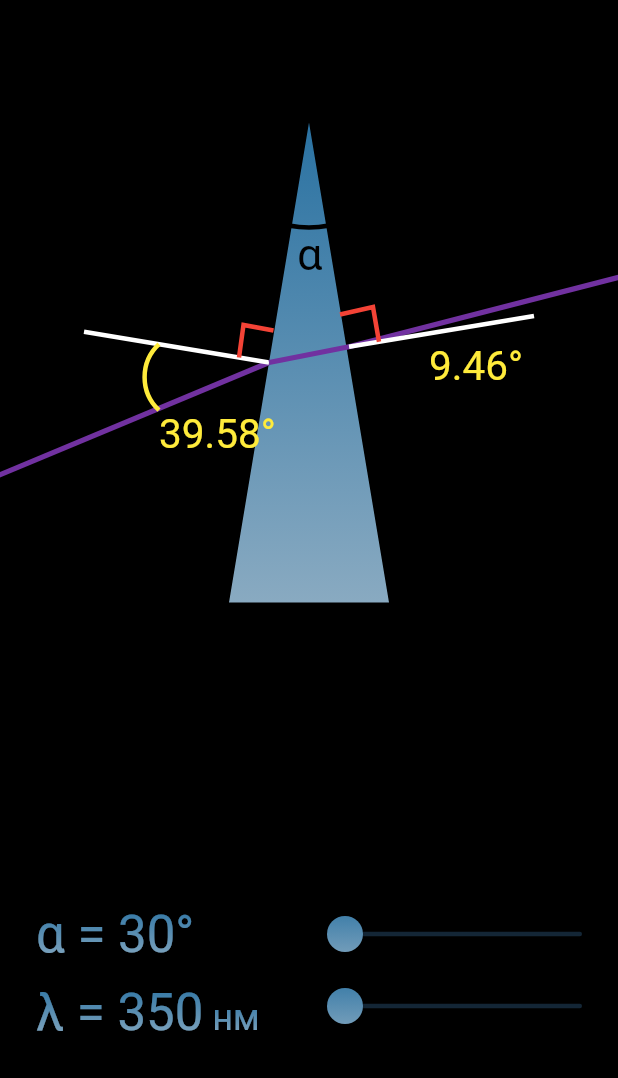
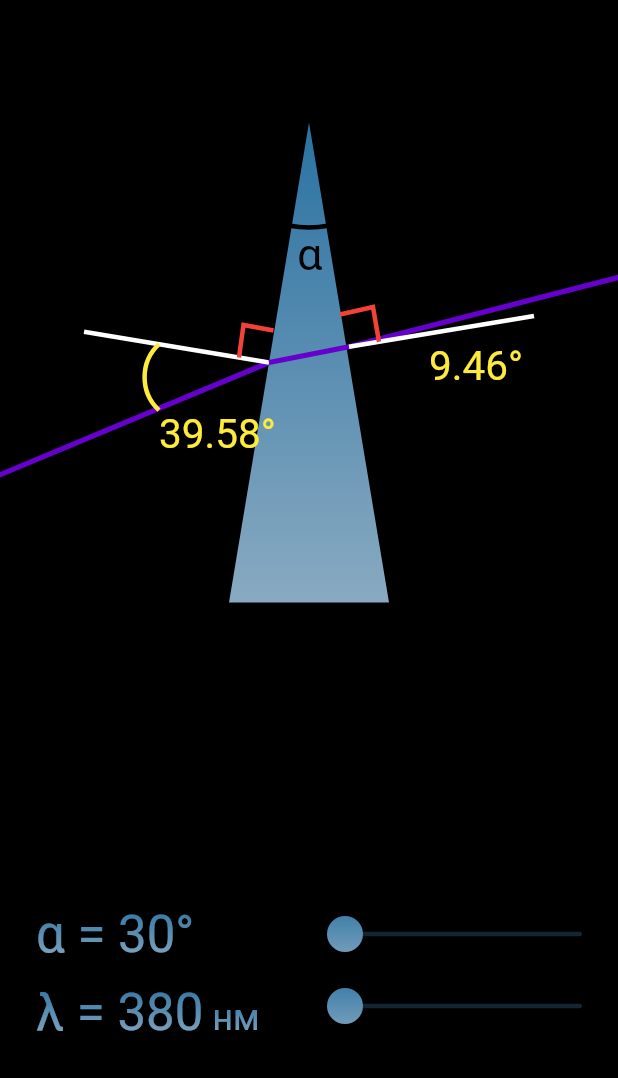
Before and after one commit to Fehty/dispersion, a Flutter app: the LeftMenu widget shown alone on an empty page, opened directly, after a tap on "Monochromatic", on a phone screen of 412 x 824 dp, the part 158-1236 px from its top. Run offline on Flutter 3.47's test engine with Material 2 defaults, Android fonts, the phone set to English and light mode, and no system bars; our stand-ins replace flutter_inner_drawer.

```diff
--- /dev/null
+++ b/lib/about_page.dart
@@ -0,0 +1,15 @@
+import 'package:flutter/material.dart';
+
+class AboutPage extends StatefulWidget {
+  AboutPage({Key key}) : super(key: key);
+
+  @override
+  _AboutPageState createState() => _AboutPageState();
+}
+
+class _AboutPageState extends State<AboutPage> {
+  @override
+  Widget build(BuildContext context) {
+    return Container();
+  }
+}
--- a/lib/mono_light_page.dart
+++ b/lib/mono_light_page.dart
@@ -11,7 +11,7 @@ class MonoLightPage extends StatefulWidget {
 
 class _MonoLightPageState extends State<MonoLightPage> {
   double waveSliderValue = 0.0;
-  int waveValue = 350;
+  int waveValue = 380;
 
   double angleSliderValue = 0.0;
   int angleValue = 30;
@@ -21,8 +21,8 @@ class _MonoLightPageState extends State<MonoLightPage> {
     return Scaffold(
       backgroundColor: Colors.black,
       body: SingleChildScrollView(
-            physics: BouncingScrollPhysics(),
-            padding: const EdgeInsets.all(0),
+          physics: BouncingScrollPhysics(),
+          padding: const EdgeInsets.all(0),
             child: SizedBox(
                 width: MediaQuery
                     .of(context)
@@ -122,8 +122,8 @@ class _MonoLightPageState extends State<MonoLightPage> {
                                               setState(() {
                                                 waveSliderValue = value;
                                                 waveValue =
-                                                    (410 * waveSliderValue +
-                                                        350)
+                                                    (380 * waveSliderValue +
+                                                        380)
                                                         .toInt();
                                               });
                                             }))))
@@ -174,28 +174,25 @@ class MyPainter extends CustomPainter {
     mainLinePaint
       ..style = PaintingStyle.stroke
       ..strokeWidth = 3.5
-      ..color = waveValue > 640 || waveValue == 640
+      ..color = waveValue > 625 || waveValue == 625
           ? Colors.red
-          : waveValue < 640 && waveValue > 600 || waveValue == 600
+          : waveValue < 625 && waveValue > 590 || waveValue == 590
           ? Colors.orange
-              : waveValue < 600 && waveValue > 590 || waveValue == 590
-                  ? Colors.yellow
-                  : waveValue < 590 && waveValue > 485 || waveValue == 485
-                      ? Colors.lightGreen
-                      : waveValue < 485 && waveValue > 465 || waveValue == 465
-                          ? Colors.cyanAccent
-                          : waveValue < 465 && waveValue > 420 ||
-                                  waveValue == 420
-                              ? Colors.blue
-          : waveValue < 420 && waveValue > 385 ||
-          waveValue == 385
-          ? Color.fromRGBO(0, 13, 255, 1)
-          : waveValue < 385 && waveValue > 370 ||
-          waveValue == 370
-          ? Color.fromRGBO(82, 0, 255, 1)
-          : waveValue < 370 && waveValue > 345 ||
-          waveValue == 345
-          ? Color.fromRGBO(113, 49, 160, 1)
+          : waveValue < 590 && waveValue > 565 || waveValue == 565
+          ? Colors.yellow
+          : waveValue < 565 && waveValue > 540 || waveValue == 540
+          ? Colors.lightGreen
+          : waveValue < 540 && waveValue > 500 || waveValue == 500
+          ? Colors.green
+          : waveValue < 500 && waveValue > 485 ||
+          waveValue == 485
+          ? Colors.blue
+          : waveValue < 485 && waveValue > 440 ||
+          waveValue == 440
+          ? Color.fromRGBO(0, 0, 240, 1)
+          : waveValue < 440 && waveValue > 380 ||
+          waveValue == 380
+          ? Color.fromRGBO(102, 0, 204, 1)
           : Colors.blue;
     perpendicularLinePaint
       ..style = PaintingStyle.stroke
@@ -317,10 +314,6 @@ class MyPainter extends CustomPainter {
     middleLine.lineTo((x2 + 160) / 2, size.height / 2 - 10.5);
     canvas.drawPath(middleLine, mainLinePaint);
   }
-
-  //на 50: 270
-  //на 30: 50
-  //на 20: -60
   void drawThirdLine(Canvas canvas, Size size) {
     final thirdLine = Path();
     double widthCalcValue = angleSliderValue * 100;
@@ -353,13 +346,11 @@ class MyPainter extends CustomPainter {
     final double xAngle = 265;
     final angleArc = Path();
     angleArc.moveTo(xAngle, unknownY(xAngle));
-//    Offset(xAngle, unknownY(xAngle) + 44 - angleSliderValue * 19),
     angleArc.arcToPoint(
         Offset(xAngle, unknownY(xAngle) + 20),
         clockwise: waveValue < 24 ? false : true,
         radius: Radius.circular(30));
 
-//    canvas.drawPath(angleArc, yellowAnglePaint);
     final perpendicularRectangle = Path();
     perpendicularRectangle.moveTo(x0 + 20, unknownY(x0 + 20));
     perpendicularRectangle.lineTo(
--- a/lib/root_page.dart
+++ b/lib/root_page.dart
@@ -75,7 +75,11 @@ class _LeftMenuState extends State<LeftMenu> {
 
     Widget menuItems(bool isSmallScreen) {
       return Column(children: [
-        space(MediaQuery.of(context).size.height * 0.183),
+        space(MediaQuery.of(context).size.height * 0.135),
+        AspectRatio(
+            aspectRatio: 1.4,
+            child: Image(image: AssetImage('assets/images/dispersion.png'))),
+        space(72),
         getMenuItem(
             onTap: () {
               currentPage.value = MonoLightPage();
@@ -107,17 +111,13 @@ class _LeftMenuState extends State<LeftMenu> {
             text: "About"),
         Spacer(),
         getMenuItem(
-            onTap: () {
-              SystemNavigator.pop();
-//              Future.delayed(Duration(milliseconds: 300)).then(
-//                  (value) => currentPage.value = Container(color: Colors.blue));
-//              Navigator.of(context).push(CupertinoPageRoute(
-//                  builder: (BuildContext context) =>
-//                      Container(color: Colors.blue)));
-            },
+            onTap: () => SystemNavigator.pop(),
             icon: Icons.exit_to_app,
             text: "Exit"),
-        space(MediaQuery.of(context).size.height * 0.12)
+        space(MediaQuery
+            .of(context)
+            .size
+            .height * 0.125)
       ]);
     }
 
--- a/pubspec.yaml
+++ b/pubspec.yaml
@@ -45,6 +45,8 @@ flutter:
   # included with your application, so that you can use the icons in
   # the material Icons class.
   uses-material-design: true
+  assets:
+    - assets/images/dispersion.png
 
   # To add assets to your application, add an assets section, like this:
   # assets:
```
Also changed, not shown: assets/images/dispersion.png (renamed from assets/icons/dispersion.png), 2 other files.
